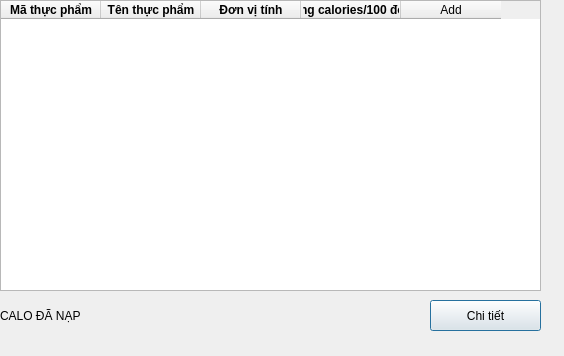
Qt form forms/foodtab.ui (Huy-nguyen-here/CalCal) before a commit.
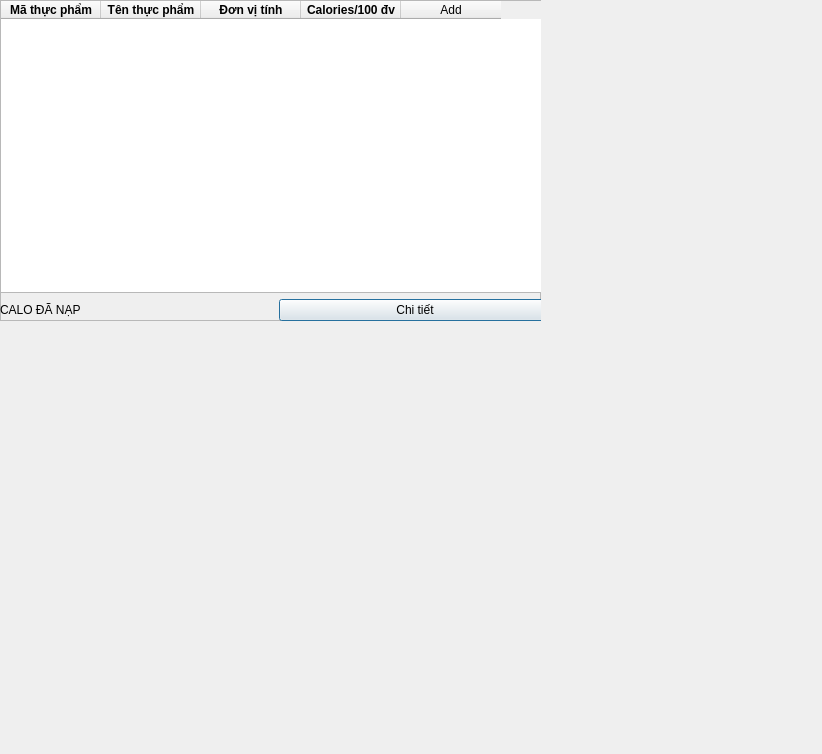
The same form after that commit.

What changed in the file:
```diff
--- a/forms/foodtab.ui
+++ b/forms/foodtab.ui
@@ -6,28 +6,56 @@
    <rect>
     <x>0</x>
     <y>0</y>
-    <width>564</width>
-    <height>356</height>
+    <width>822</width>
+    <height>754</height>
    </rect>
   </property>
   <property name="windowTitle">
    <string>Dialog</string>
   </property>
-  <widget class="QTableWidget" name="tableWidget">
+  <widget class="QFrame" name="frame">
    <property name="geometry">
     <rect>
      <x>0</x>
      <y>0</y>
      <width>541</width>
-     <height>291</height>
+     <height>321</height>
     </rect>
    </property>
+   <property name="frameShape">
+    <enum>QFrame::StyledPanel</enum>
+   </property>
+   <property name="frameShadow">
+    <enum>QFrame::Raised</enum>
+   </property>
+   <widget class="QWidget" name="gridLayoutWidget">
+    <property name="geometry">
+     <rect>
+      <x>0</x>
+      <y>0</y>
+      <width>551</width>
+      <height>321</height>
+     </rect>
+    </property>
+    <layout class="QGridLayout" name="gridLayout">
+     <item row="1" column="0">
+      <widget class="QLabel" name="calolabel">
+       <property name="text">
+        <string>CALO ĐÃ NẠP</string>
+       </property>
+      </widget>
+     </item>
+     <item row="0" column="0" colspan="2">
+      <widget class="QTableWidget" name="tableWidget">
    <property name="tabletTracking">
     <bool>false</bool>
    </property>
    <property name="sizeAdjustPolicy">
     <enum>QAbstractScrollArea::AdjustToContents</enum>
    </property>
+       <attribute name="verticalHeaderVisible">
+        <bool>false</bool>
+       </attribute>
    <column>
     <property name="text">
      <string>Mã thực phẩm</string>
@@ -60,7 +88,7 @@
    </column>
    <column>
     <property name="text">
-     <string>Lượng calories/100 đơn vị</string>
+         <string>Calories/100 đv</string>
     </property>
     <property name="font">
      <font>
@@ -74,31 +102,16 @@
     </property>
    </column>
   </widget>
-  <widget class="QLabel" name="calolabel">
-   <property name="geometry">
-    <rect>
-     <x>0</x>
-     <y>305</y>
-     <width>391</width>
-     <height>21</height>
-    </rect>
-   </property>
-   <property name="text">
-    <string>CALO ĐÃ NẠP</string>
-   </property>
-  </widget>
+     </item>
+     <item row="1" column="1">
   <widget class="QPushButton" name="detailButton">
-   <property name="geometry">
-    <rect>
-     <x>430</x>
-     <y>300</y>
-     <width>111</width>
-     <height>31</height>
-    </rect>
-   </property>
    <property name="text">
     <string>Chi tiết</string>
    </property>
+      </widget>
+     </item>
+    </layout>
+   </widget>
   </widget>
  </widget>
  <resources/>
```
Lines whose indentation alone changed are shown as unchanged.
